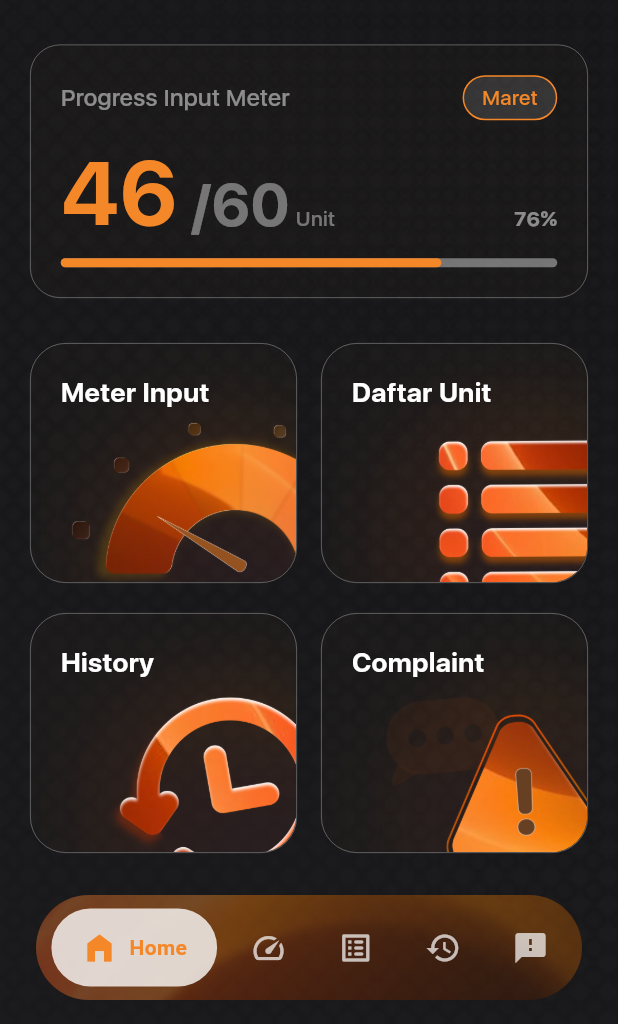
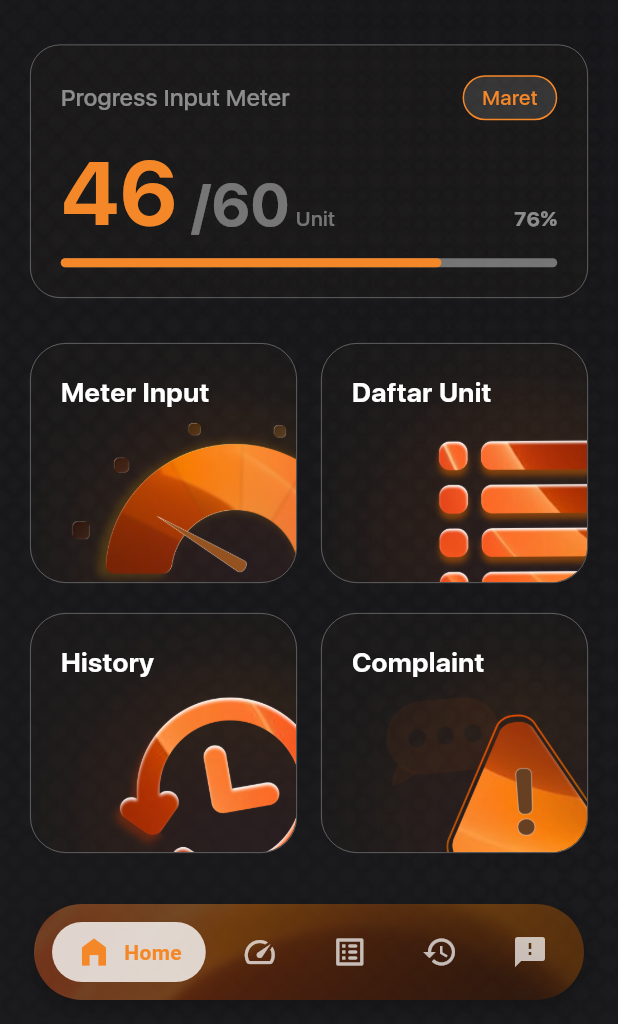
Before and after one commit to najlanafisah/braga8-app-components, a Flutter app: the screen it shows after launch, on a phone screen of 412 x 824 dp, the part 212-1236 px from its top. Run offline on Flutter 3.47's test engine with Material 3 defaults, Android fonts, the light colour scheme and no system bars; our stand-ins replace flutter_svg, image_picker, permission_handler; project files that could hold a hidden picture were left out.

Commit message:
update responsive buttom nabar custom

```diff
--- a/lib/widgets/bottom_navbar_costom.dart
+++ b/lib/widgets/bottom_navbar_costom.dart
@@ -1,71 +1,133 @@
 import 'package:flutter/material.dart';
-import '../../../core/app_colors.dart';
+import '../../../core/app_colors.dart'; // Pastikan path ini sesuai dengan project kamu
 
+// 1. Class Konfigurasi Responsif
+class NavbarSizeConfig {
+  final double screenWidth;
+  NavbarSizeConfig(this.screenWidth);
+
+  // Tinggi navbar menyesuaikan layar
+  double get navHeight {
+    if (screenWidth < 360) return 58;
+    if (screenWidth < 480) return 64;
+    return 70;
+  }
+
+  // Padding horizontal luar navbar (margin dari tepi layar)
+  double get outerPadding => screenWidth * 0.055;
+
+  // Padding horizontal di dalam item yang sedang aktif
+  double get activePadH {
+    if (screenWidth < 360) return 12;
+    if (screenWidth < 480) return 16;
+    return 20;
+  }
+
+  // Padding horizontal di dalam item yang tidak aktif
+  double get inactivePadH => screenWidth < 360 ? 8 : 12;
+
+  // Ukuran icon responsif
+  double get iconSize => screenWidth < 360 ? 20 : 24;
+
+  // Ukuran font responsif
+  double get fontSize => screenWidth < 360 ? 12 : 14;
+}
+
+// 2. Widget Utama Bottom Navbar
 class BottomNavbarCustom extends StatelessWidget {
   final int currentIndex;
   final Function(int) onTap;
 
-  const BottomNavbarCustom({super.key, required this.currentIndex, required this.onTap});
+  const BottomNavbarCustom({
+    super.key,
+    required this.currentIndex,
+    required this.onTap,
+  });
 
   @override
   Widget build(BuildContext context) {
+    // Mengambil lebar layar aktual menggunakan MediaQuery
+    final double screenWidth = MediaQuery.sizeOf(context).width;
+    final cfg = NavbarSizeConfig(screenWidth);
+
     return Padding(
-      padding: EdgeInsets.fromLTRB(24, 0, 24, 16),
+      padding: EdgeInsets.fromLTRB(
+        cfg.outerPadding,
+        0,
+        cfg.outerPadding,
+        16, // Jarak dari bawah layar
+      ),
       child: Container(
-        height: 70,
+        height: cfg.navHeight,
         decoration: BoxDecoration(
           borderRadius: BorderRadius.circular(40),
-          image: DecorationImage(
+          image: const DecorationImage(
             image: AssetImage('assets/navbar-img.png'),
             fit: BoxFit.cover,
           ),
+          boxShadow: [
+            BoxShadow(
+              color: Colors.black.withOpacity(0.2),
+              blurRadius: 10,
+              offset: const Offset(0, 5),
+            ),
+          ],
         ),
         child: Row(
           mainAxisAlignment: MainAxisAlignment.spaceEvenly,
           children: [
-            _navItem(0, Icons.home_filled, "Home"),
-            _navItem(1, Icons.speed, "Meter"),
-            _navItem(2, Icons.list_alt_rounded, "List"),
-            _navItem(3, Icons.history, "History"),
-            _navItem(4, Icons.feedback, "Report"),
+            _navItem(0, Icons.home_filled, "Home", cfg),
+            _navItem(1, Icons.speed, "Meter", cfg),
+            _navItem(2, Icons.list_alt_rounded, "List", cfg),
+            _navItem(3, Icons.history, "History", cfg),
+            _navItem(4, Icons.feedback, "Report", cfg),
           ],
         ),
       ),
     );
   }
 
-  Widget _navItem(int index, IconData icon, String label) {
+  Widget _navItem(
+    int index,
+    IconData icon,
+    String label,
+    NavbarSizeConfig cfg,
+  ) {
     bool isActive = currentIndex == index;
 
     return GestureDetector(
       onTap: () => onTap(index),
       child: AnimatedContainer(
-        duration: Duration(milliseconds: 300),
+        duration: const Duration(milliseconds: 300),
+        curve: Curves.easeInOut,
         padding: EdgeInsets.symmetric(
-          horizontal: isActive ? 20 : 12,
-          vertical: 14,
+          horizontal: isActive ? cfg.activePadH : cfg.inactivePadH,
+          vertical: 8,
         ),
         decoration: BoxDecoration(
-          color: isActive ? Colors.white.withAlpha(200) : Colors.transparent,
+          color: isActive
+              ? Colors.white.withAlpha(200)
+              : Colors.transparent,
           borderRadius: BorderRadius.circular(30),
         ),
         child: Row(
+          mainAxisSize: MainAxisSize.min,
           children: [
             Icon(
               icon,
               color: isActive
                   ? AppColors.primaryOrange
                   : Colors.white.withAlpha(180),
-              size: 24,
+              size: cfg.iconSize,
             ),
             if (isActive) ...[
-              SizedBox(width: 8),
+              const SizedBox(width: 8),
               Text(
                 label,
                 style: TextStyle(
                   color: AppColors.primaryOrange,
                   fontWeight: FontWeight.bold,
-                  fontSize: 14,
+                  fontSize: cfg.fontSize,
                 ),
               ),
             ],
```
Also changed, not shown: pubspec.lock.
